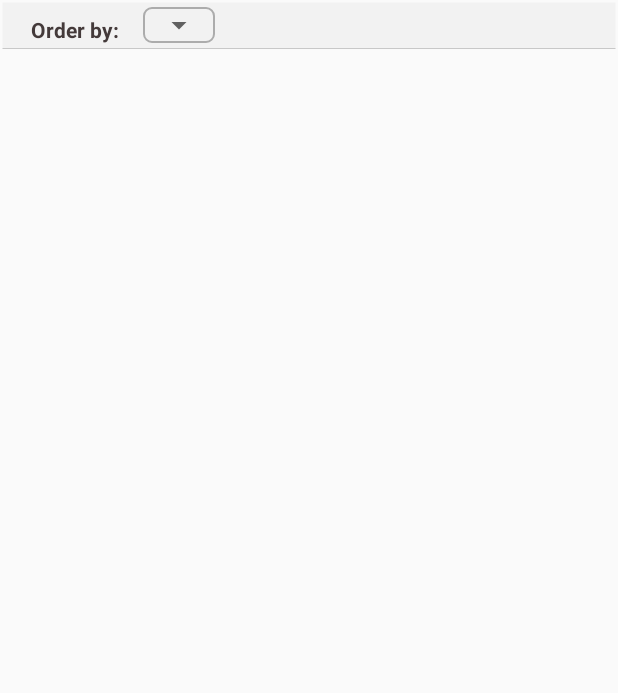
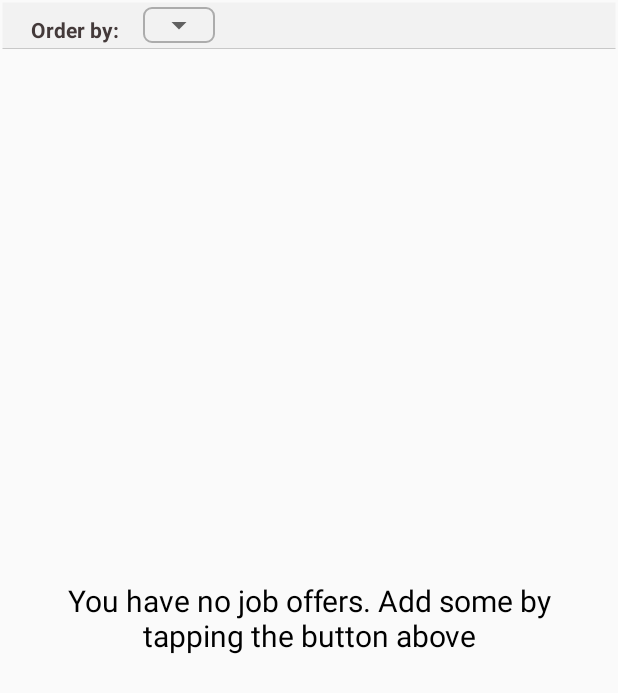
Before and after one commit to maiertudor/mobile-lab, an Android app: the layout jobs_fragment.xml on its own in the app's theme, with its tools: preview values and no code run, on a phone screen of 412 x 824 dp. Shown: the top 693 px of the screen. Run offline under Robolectric (Android 15) with nearby library versions, the phone set to English and light mode, and no system bars; network calls fail.

Commit message:
Displayed logged in user's jobs for client users. Added empty text messages.

```diff
--- a/Halfway/app/src/main/java/com/tm/halfway/api/IHalfwayAPI.java
+++ b/Halfway/app/src/main/java/com/tm/halfway/api/IHalfwayAPI.java
@@ -32,4 +32,7 @@ public interface IHalfwayAPI {
     Call<ApplicationUserResponse> getApplicationsForUser();
     @POST("v1//apply/job/{jobId}")
     Call<String> applyToJob(@Path("jobId") String jobId);
+
+    @GET("v1/jobs/user")
+    Call<GetJobResponse> getClientJobs();
 }
--- a/Halfway/app/src/main/java/com/tm/halfway/login/LoginActivity.java
+++ b/Halfway/app/src/main/java/com/tm/halfway/login/LoginActivity.java
@@ -63,10 +63,8 @@ public class LoginActivity extends AppCompatActivity {
                                 editor.putString("Owner", username);
                                 if ("admin".equals(username)) {
                                     editor.putString("Role", "CLIENT");
-                                    SessionUtils.setUserType(Constants.UserTypes.CLIENT);
                                 } else {
                                     editor.putString("Role", "PROVIDER");
-                                    SessionUtils.setUserType(Constants.UserTypes.PROVIDER);
                                 }
                                 editor.apply();
 
--- a/Halfway/app/src/main/res/layout/jobs_fragment.xml
+++ b/Halfway/app/src/main/res/layout/jobs_fragment.xml
@@ -50,6 +50,17 @@
             android:layout_height="match_parent" />
     </LinearLayout>
 
+    <TextView
+        android:id="@+id/jf_tv_empty_view"
+        android:layout_width="wrap_content"
+        android:layout_height="wrap_content"
+        android:layout_centerInParent="true"
+        android:layout_margin="30dp"
+        android:gravity="center"
+        android:text="@string/client_jobs_empty_message"
+        android:textColor="@android:color/black"
+        android:textSize="20sp" />
+
     <ProgressBar
         android:id="@+id/jf_pb_loading"
         android:layout_width="wrap_content"
--- a/Halfway/app/src/main/res/values/strings.xml
+++ b/Halfway/app/src/main/res/values/strings.xml
@@ -6,6 +6,7 @@
     <string name="delete_job">Delete job</string>
     <string name="order_by">Order by:</string>
     <string name="apply">Apply</string>
+    <string name="client_jobs_empty_message">You have no job offers. Add some by tapping the button above</string>
 
     <string-array name="spinner_items">
         <item>Created first</item>
```
Also changed, not shown: Halfway/app/src/main/java/com/tm/halfway/create_job/CreateJobFragment.java (+7 -5 lines), Halfway/app/src/main/java/com/tm/halfway/joblist/JobsFragment.java (+34 -5 lines), Halfway/app/src/main/java/com/tm/halfway/model/Job.java (+6 -2 lines), Halfway/app/src/main/java/com/tm/halfway/utils/ConvertionUtils.java (+9 -0 lines), Halfway/app/src/main/java/com/tm/halfway/utils/SessionUtils.java (+8 -0 lines).
